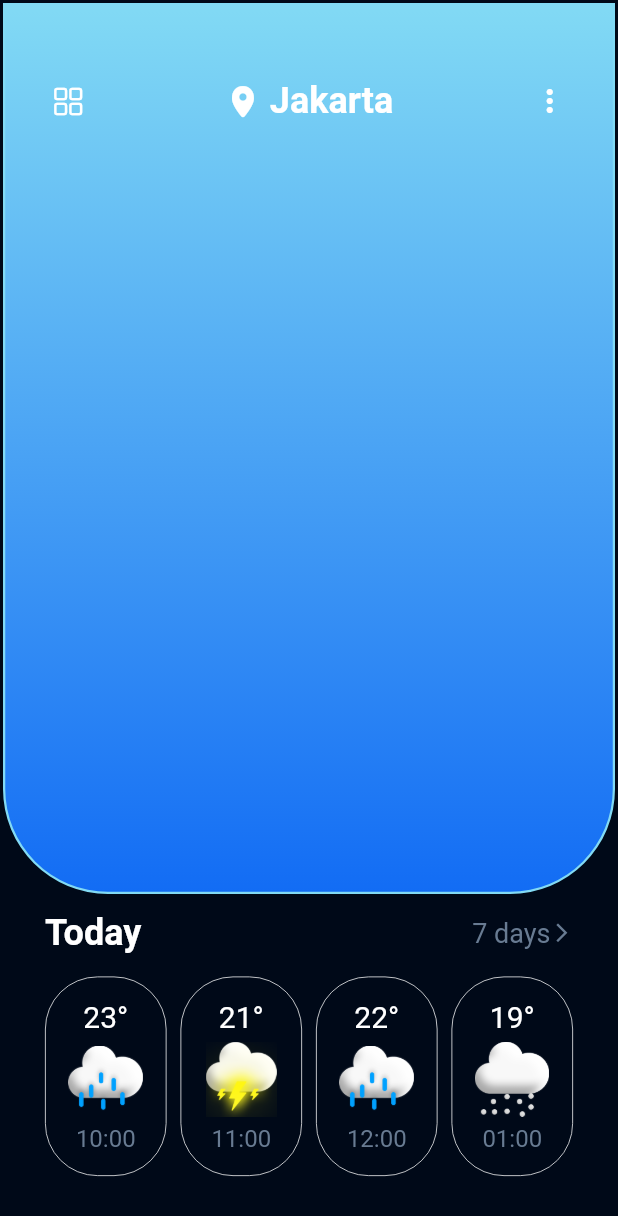
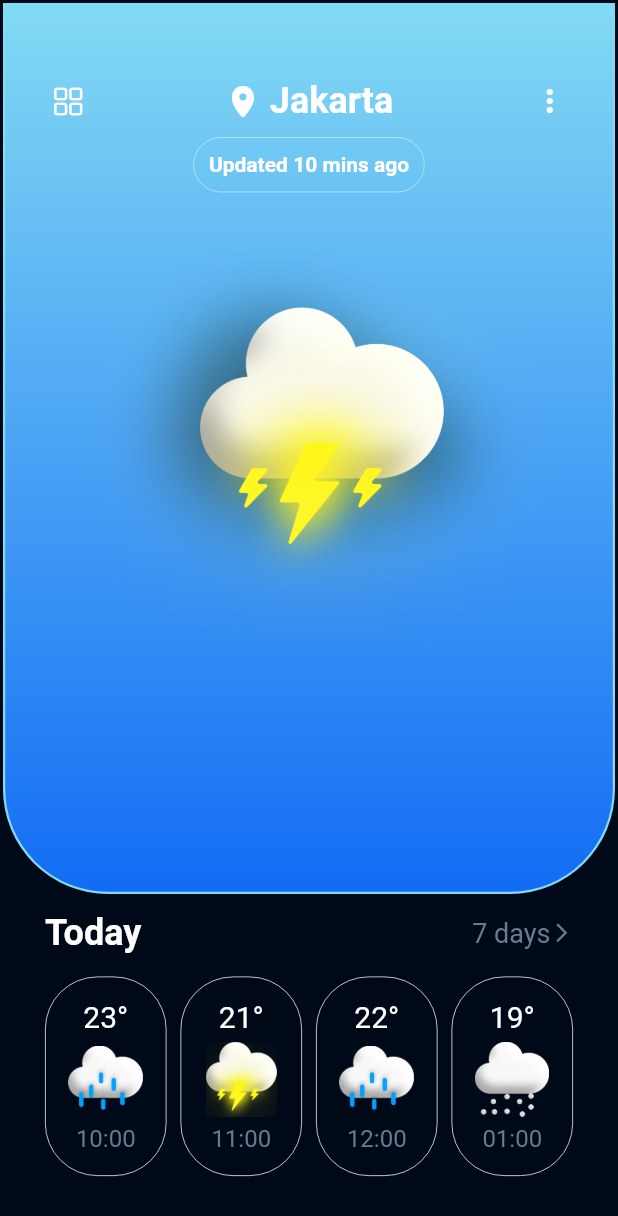
Before and after one commit to y0naa/weather_app, a Flutter app: the screen it shows after launch, on a phone screen of 412 x 824 dp. Shown: the top 1216 px of the screen. Run offline on Flutter 3.47's test engine with Material 2 defaults, Android fonts, the phone set to English and light mode, and no system bars.

Commit message:
update 0
home screen todays weather UI updated

```diff
--- a/lib/HomePage.dart
+++ b/lib/HomePage.dart
@@ -74,6 +74,37 @@ class CurrentWeather extends StatelessWidget {
               ),
             ],
           ),
+          Container(
+            margin: const EdgeInsets.only(top: 10),
+            padding: const EdgeInsets.all(10),
+            decoration: BoxDecoration(
+              border: Border.all(width: 0.3, color: Colors.white),
+              borderRadius: BorderRadius.circular(30),
+            ),
+            child: const Text(
+              "Updated 10 mins ago",
+              style: TextStyle(
+                fontWeight: FontWeight.bold,
+              ),
+            ),
+          ),
+          Container(
+              child: Stack(
+            children: [
+              Image(
+                image: AssetImage(currentTemp.image!),
+                fit: BoxFit.fill,
+              ),
+              Positioned(
+                bottom: 0,
+                right: 0,
+                left: 0,
+                child: Center(
+                  child: Column(),
+                ),
+              )
+            ],
+          ))
         ],
       ),
     );
```
